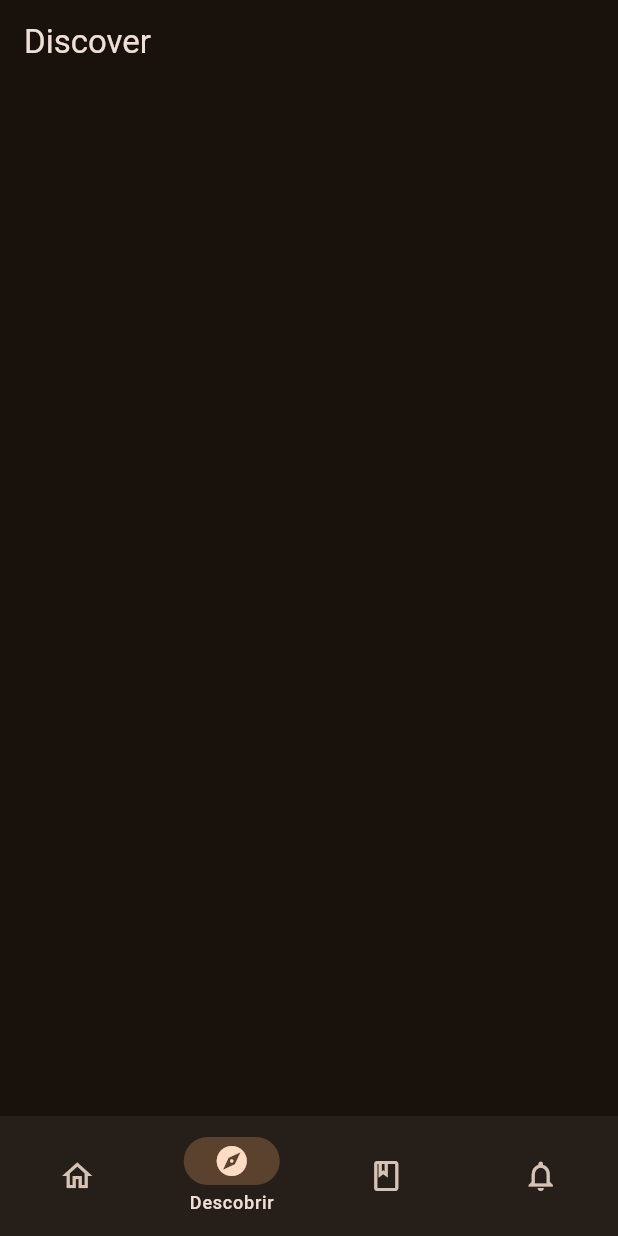
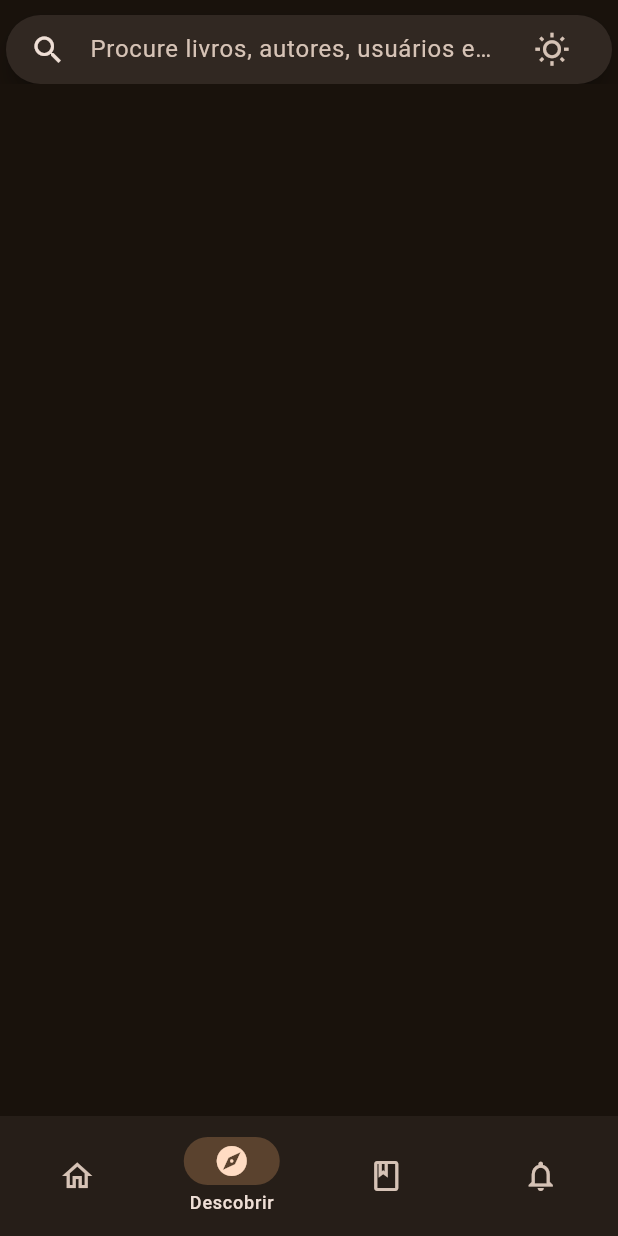
Before and after one commit to mayhmemo/cultbase, a Flutter app: the screen it shows after launch, item 2 of the bottom bar chosen, on a phone screen of 412 x 824 dp. Run offline on Flutter 3.47's test engine with Material 2 defaults, Android fonts, the phone set to English and light mode, and no system bars.

Commit message:
feat: discover page searchbar

```diff
--- /dev/null
+++ b/lib/pages/components/search_bar.dart
@@ -0,0 +1,53 @@
+import 'package:flutter/material.dart';
+
+class SearchBarApp extends StatefulWidget {
+  const SearchBarApp({super.key});
+
+  @override
+  State<SearchBarApp> createState() => _SearchBarAppState();
+}
+
+class _SearchBarAppState extends State<SearchBarApp> {
+  @override
+  Widget build(BuildContext context) {
+    return SearchAnchor(
+        builder: (BuildContext context, SearchController controller) {
+      return SearchBar(
+        controller: controller,
+        padding: const MaterialStatePropertyAll<EdgeInsets>(
+            EdgeInsets.symmetric(horizontal: 16.0)),
+        onTap: () {
+          controller.openView();
+        },
+        onChanged: (_) {
+          controller.openView();
+        },
+        leading: const Icon(Icons.search),
+        trailing: <Widget>[
+          Tooltip(
+            message: 'Change brightness mode',
+            child: IconButton(
+              isSelected: false,
+              onPressed: () {},
+              icon: const Icon(Icons.wb_sunny_outlined),
+              selectedIcon: const Icon(Icons.brightness_2_outlined),
+            ),
+          )
+        ],
+        hintText: 'Procure livros, autores, usuários e mais...',
+      );
+    }, suggestionsBuilder: (BuildContext context, SearchController controller) {
+      return List<ListTile>.generate(5, (int index) {
+        final String item = 'item $index';
+        return ListTile(
+          title: Text(item),
+          onTap: () {
+            setState(() {
+              controller.closeView(item);
+            });
+          },
+        );
+      });
+    });
+  }
+}
--- a/lib/pages/discover_page.dart
+++ b/lib/pages/discover_page.dart
@@ -13,7 +13,10 @@ class _DiscoverPageState extends State<DiscoverPage> {
   Widget build(BuildContext context) {
     return Scaffold(
       appBar: AppBar(
-        title: const Text('Discover'),
+        flexibleSpace: const FlexibleSpaceBar(
+          title: SearchBarApp(),
+          titlePadding: EdgeInsetsDirectional.fromSTEB(4, 10, 4, 0),
+        ),
       ),
     );
   }
```
